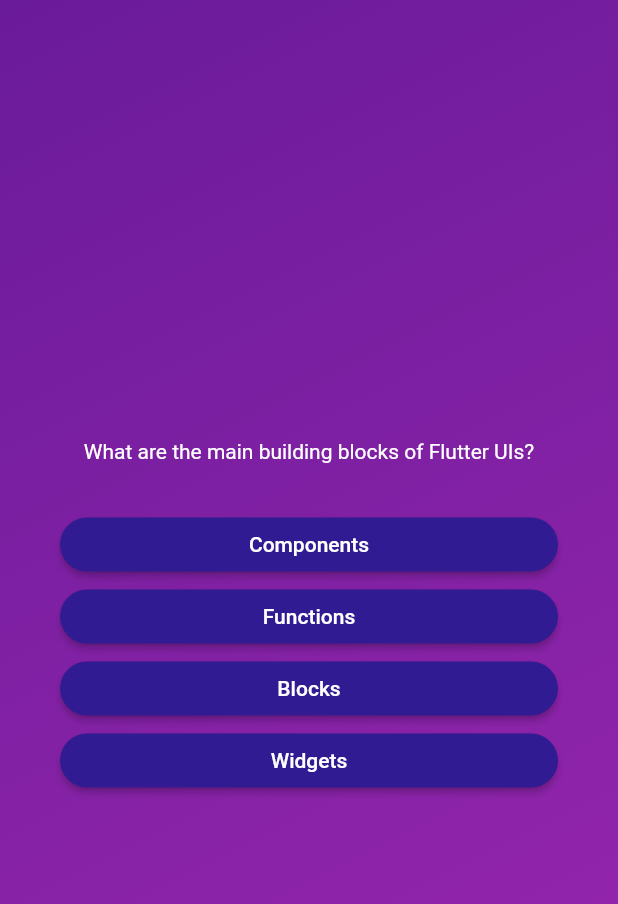
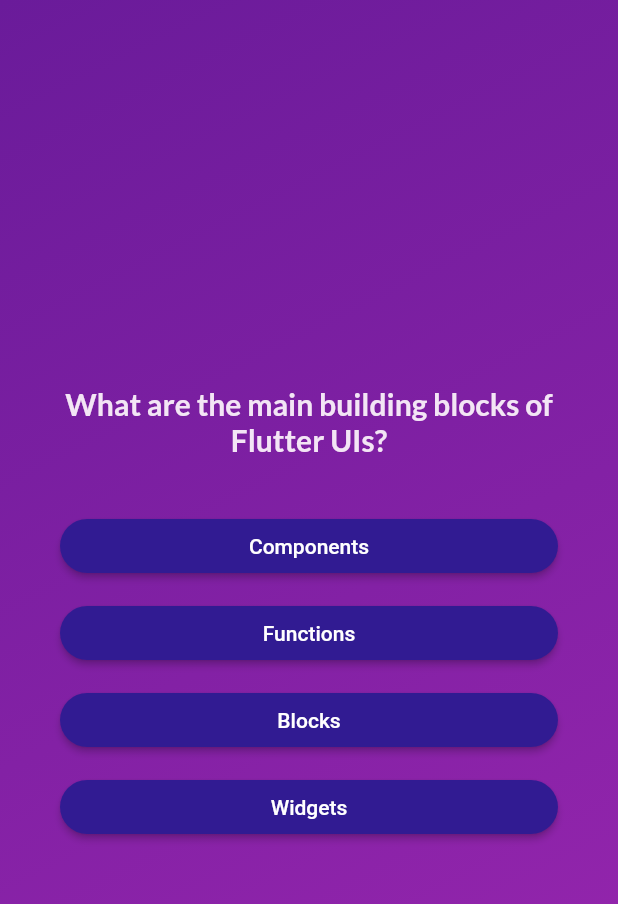
Before and after one commit to agata-miko/tcg_spending_tracker, a Flutter app: the screen it shows after launch, after a tap on "Start Quiz", on a phone screen of 412 x 824 dp. Shown: the top 904 px of the screen. Run offline on Flutter 3.47's test engine with Material 2 defaults, Android fonts, the phone set to English and light mode, and no system bars; our stand-ins replace google_fonts.

Commit message:
Module 75 - google fonts added

```diff
--- a/lib/screens/questions_screen.dart
+++ b/lib/screens/questions_screen.dart
@@ -1,4 +1,5 @@
 import 'package:flutter/material.dart';
+import 'package:google_fonts/google_fonts.dart';
 import 'package:tcg_spending_tracker/widgets/answer_button.dart';
 import 'package:tcg_spending_tracker/data/questions.dart';
 
@@ -22,15 +23,28 @@
   Widget build(BuildContext context) {
     final currentQuestion = questions[currentQuestionIndex];
 
-    return SizedBox(width: double.infinity,
-      child: Container(margin: EdgeInsets.symmetric(horizontal: 40.0),
-        child: Column(mainAxisAlignment: MainAxisAlignment.center,
+    return SizedBox(
+      width: double.infinity,
+      child: Container(
+        margin: const EdgeInsets.symmetric(horizontal: 40.0),
+        child: Column(
+          mainAxisAlignment: MainAxisAlignment.center,
           crossAxisAlignment: CrossAxisAlignment.stretch,
           children: <Widget>[
-            Text(currentQuestion.text, style: TextStyle(color: Colors.white), textAlign: TextAlign.center,),
+            Text(
+              currentQuestion.text,
+              style: GoogleFonts.lato(
+                textStyle: TextStyle(
+                    color: Colors.purple[50],
+                    fontWeight: FontWeight.bold,
+                    fontSize: 20.0),
+              ),
+              textAlign: TextAlign.center,
+            ),
             const SizedBox(height: 30.0),
             ...currentQuestion.getShuffledAnswers().map((answer) {
-              return AnswerButton(answerText: answer, onPressed: answerQuestion);
+              return AnswerButton(
+                  answerText: answer, onPressed: answerQuestion);
             }),
           ],
         ),
--- a/lib/widgets/answer_button.dart
+++ b/lib/widgets/answer_button.dart
@@ -12,7 +12,8 @@
 
   @override
   Widget build(BuildContext context) {
-    return ElevatedButton(
+    return Container(padding: const EdgeInsets.symmetric(vertical: 5.0),
+      child: ElevatedButton(
         style: ElevatedButton.styleFrom(
           backgroundColor: Colors.deepPurple[900],
           foregroundColor: Colors.white,
@@ -20,7 +21,8 @@
           padding: const EdgeInsets.symmetric(vertical: 10.0, horizontal: 40.0),
         ),
         onPressed: onPressed,
-      child: Text(answerText),
+        child: Text(answerText, textAlign: TextAlign.center),
+      ),
     );
   }
 }
--- a/pubspec.yaml
+++ b/pubspec.yaml
@@ -35,6 +35,7 @@
   # The following adds the Cupertino Icons font to your application.
   # Use with the CupertinoIcons class for iOS style icons.
   cupertino_icons: ^1.0.2
+  google_fonts: ^5.1.0
 
 dev_dependencies:
   flutter_test:
```
Also changed, not shown: pubspec.lock, 1 other file. Lines whose indentation alone changed are shown as unchanged.
